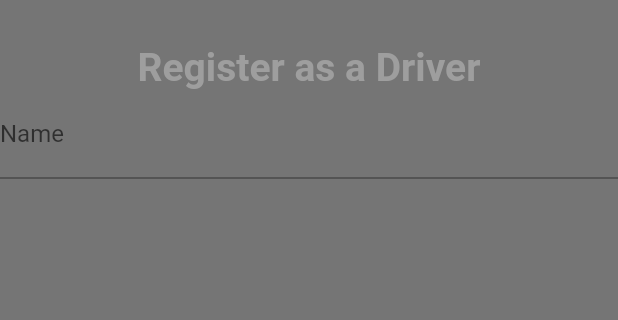
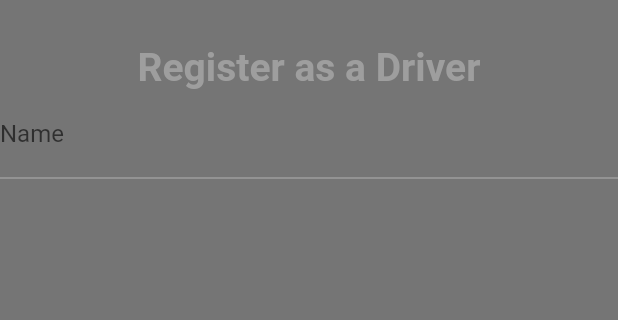
Before and after one commit to Devsaci/Uber-OLA-and-inDriver-Clone, a Flutter app: the screen it shows after launch, on a phone screen of 412 x 824 dp, the part 403-723 px from its top. Run offline on Flutter 3.47's test engine with Material 2 defaults, Android fonts, the phone set to English and light mode, and no system bars.

Commit message:
enabledBorder: UnderlineInputBorder

```diff
--- a/drivers_app_ma2022/lib/authentication/signup_screen.dart
+++ b/drivers_app_ma2022/lib/authentication/signup_screen.dart
@@ -38,7 +38,10 @@ class _SignUpScreenState extends State<SignUpScreen> {
             TextField(
               controller: nameTextEditingController,
               decoration: InputDecoration(
-                  labelText:"Name",
+                labelText: "Name",
+                enabledBorder: UnderlineInputBorder(
+                  borderSide: BorderSide(color: Colors.grey),
+                ),
               ),
             ),
           ],
```
